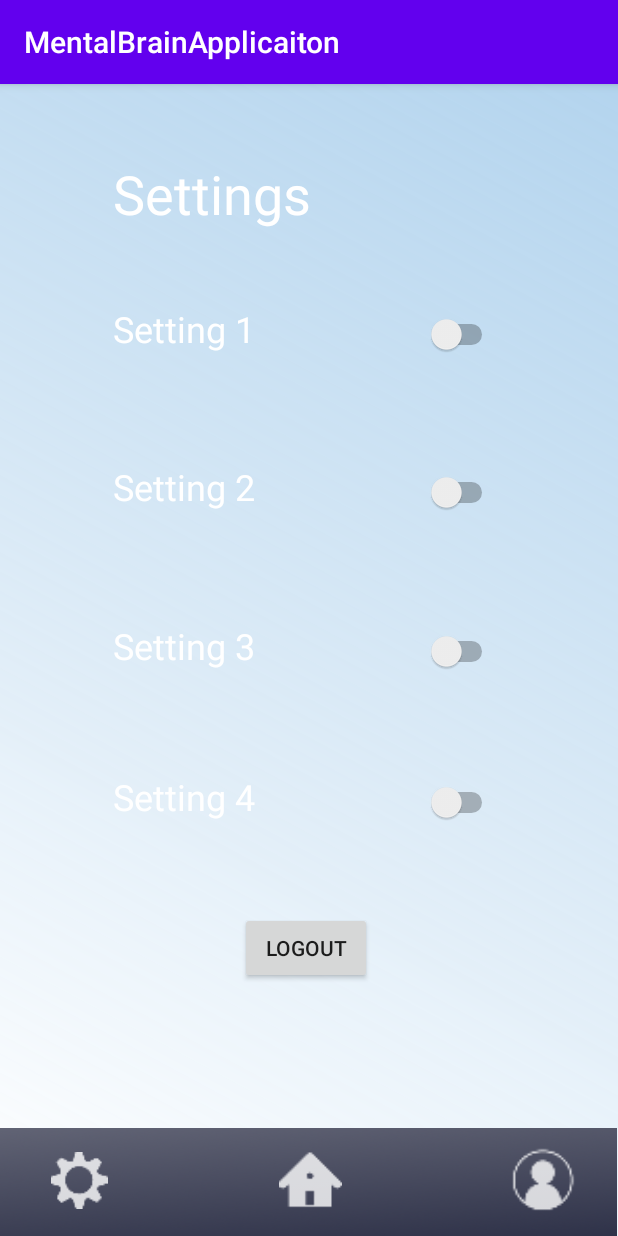
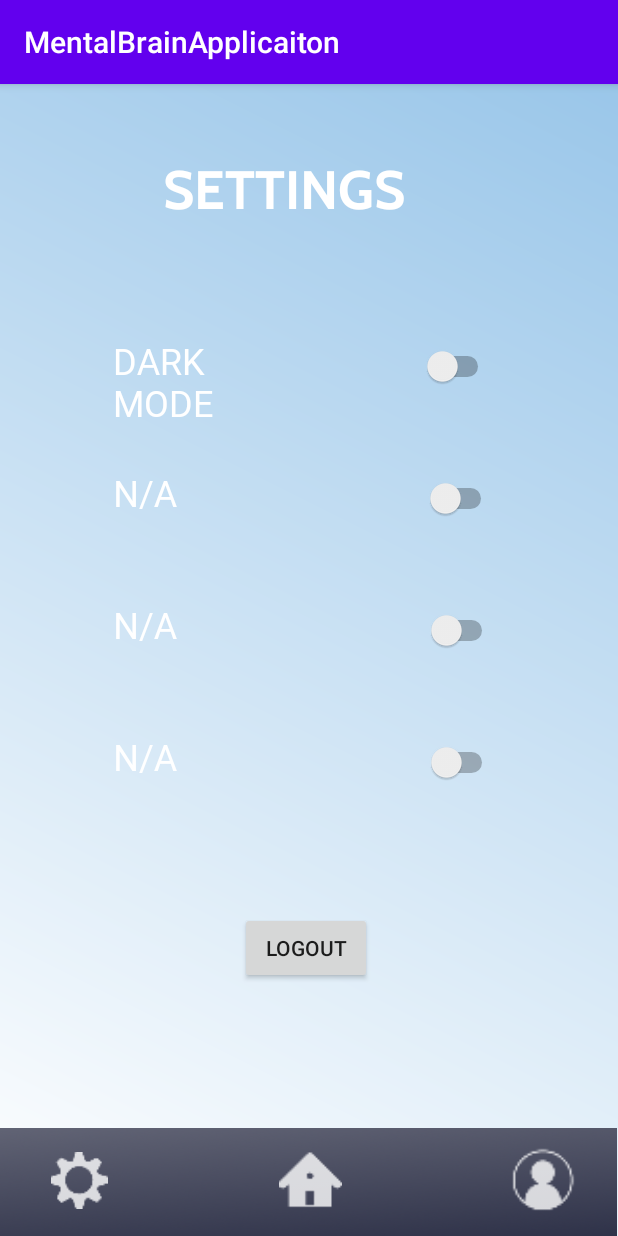
Before and after one commit to 57spvqas/Mobile-App-Group4, an Android app: the Settings screen opened directly, with no data from a screen before it, on a phone screen of 412 x 824 dp. Run offline under Robolectric (Android 15) with nearby library versions, the phone set to English and light mode, and no system bars; our stand-ins replace Firebase (no records; nobody signed in at launch, a user with empty details on screens opened directly); Roboto replaces fonts that are not available here.

Commit message:
Added Dark Mode to Settings
- Dark Mode functionality has been added to the Settings page only

```diff
--- a/MentalBrainApplication1.9/app/src/main/java/com/example/mentalbrainapplicaiton/MainActivity.java
+++ b/MentalBrainApplication1.9/app/src/main/java/com/example/mentalbrainapplicaiton/MainActivity.java
@@ -5,6 +5,7 @@ import androidx.appcompat.app.AppCompatActivity;
 import android.content.Intent;
 import android.os.Bundle;
 import android.view.View;
+import android.widget.TextView;
 
 
 /**
@@ -12,10 +13,13 @@ import android.view.View;
  */
 public class MainActivity extends AppCompatActivity {
 
+
+
     @Override
     protected void onCreate(Bundle savedInstanceState) {
         super.onCreate(savedInstanceState);
         setContentView(R.layout.activity_main);
+
     }
 
     /**
--- a/MentalBrainApplication1.9/app/src/main/java/com/example/mentalbrainapplicaiton/Settings.java
+++ b/MentalBrainApplication1.9/app/src/main/java/com/example/mentalbrainapplicaiton/Settings.java
@@ -1,21 +1,63 @@
 package com.example.mentalbrainapplicaiton;
 
 import androidx.appcompat.app.AppCompatActivity;
+import androidx.core.content.ContextCompat;
 
 import android.content.Intent;
+import android.graphics.Color;
 import android.os.Bundle;
 import android.view.View;
+import android.widget.CompoundButton;
+import android.widget.RelativeLayout;
+import android.widget.Switch;
+import android.widget.TextView;
 import android.widget.Toast;
+import android.widget.ToggleButton;
 
 import com.google.firebase.auth.FirebaseAuth;
 
 public class Settings extends AppCompatActivity {
 
+    static private String darkMode = "false";
+
     @Override
     protected void onCreate(Bundle savedInstanceState) {
         super.onCreate(savedInstanceState);
         setContentView(R.layout.activity_settings);
+
+        final Switch newSwitch = (Switch) findViewById(R.id.switch1);
+        final TextView tv = findViewById(R.id.textView36);
+        final View root = tv.getRootView();
+        //root.setBackgroundColor(Color.parseColor("#000000"));
+        root.setBackground(ContextCompat.getDrawable(getApplicationContext(), R.drawable.gradient));
+
+        newSwitch.setOnClickListener(new View.OnClickListener(){
+
+            public void onClick(View view) {
+
+                if(newSwitch.isChecked()){
+                    darkMode = "true";
+                    root.setBackground(ContextCompat.getDrawable(getApplicationContext(), R.drawable.background));
+
+                }
+                else {
+                    darkMode = "false";
+                   root.setBackground(ContextCompat.getDrawable(getApplicationContext(), R.drawable.gradient));
+
+                }
+
+            }
+        });
     }
+
+    /***
+     * Method to return current setting of "dark mode" switch
+     */
+    static public String getDarkMode()
+    {
+        return darkMode;
+    }
+
 
     /***
      * Method to be used to return to the main menu.  Called the user selects the 'Home' button.
--- a/MentalBrainApplication1.9/app/src/main/res/drawable/gradient.xml
+++ b/MentalBrainApplication1.9/app/src/main/res/drawable/gradient.xml
@@ -4,6 +4,6 @@
     <gradient
         android:startColor="#FFFFFF"
 
-        android:endColor="#B294C3E8"
+        android:endColor="#94C3E8"
         android:angle="45"/>
 </shape>
--- a/MentalBrainApplication1.9/app/src/main/res/layout/activity_settings.xml
+++ b/MentalBrainApplication1.9/app/src/main/res/layout/activity_settings.xml
@@ -4,7 +4,6 @@
     xmlns:tools="http://schemas.android.com/tools"
     android:layout_width="match_parent"
     android:layout_height="match_parent"
-    android:background="@drawable/gradient"
     tools:context=".Settings">
 
     <View
@@ -59,82 +58,82 @@
 
     <TextView
         android:id="@+id/textView10"
-        android:layout_width="125dp"
-        android:layout_height="32dp"
+        android:layout_width="120dp"
+        android:layout_height="0dp"
         android:layout_marginStart="75dp"
         android:layout_marginLeft="75dp"
-        android:layout_marginTop="16dp"
-        android:layout_marginBottom="24dp"
-        android:text="Setting 1"
+        android:fontFamily="@font/cabin_condensed_medium"
+        android:text="@string/dark_mode"
+        android:textAllCaps="true"
         android:textColor="#FFFFFF"
         android:textSize="24sp"
-        app:layout_constraintBottom_toTopOf="@+id/textView22"
+        app:layout_constraintBottom_toTopOf="@+id/textView24"
         app:layout_constraintStart_toStartOf="parent"
         app:layout_constraintTop_toBottomOf="@+id/textView21" />
 
     <TextView
         android:id="@+id/textView22"
         android:layout_width="128dp"
-        android:layout_height="33dp"
+        android:layout_height="0dp"
         android:layout_marginStart="75dp"
         android:layout_marginLeft="75dp"
-        android:layout_marginTop="24dp"
-        android:layout_marginBottom="24dp"
-        android:text="Setting 2"
+        android:fontFamily="@font/cabin_condensed_medium"
+        android:text="@string/na"
+        android:textAllCaps="true"
         android:textColor="#FFFFFF"
         android:textSize="24sp"
-        app:layout_constraintBottom_toTopOf="@+id/textView24"
+        app:layout_constraintBottom_toTopOf="@+id/textView26"
+        app:layout_constraintStart_toStartOf="parent"
+        app:layout_constraintTop_toBottomOf="@+id/textView24" />
+
+    <TextView
+        android:id="@+id/textView24"
+        android:layout_width="128dp"
+        android:layout_height="0dp"
+        android:layout_marginStart="75dp"
+        android:layout_marginLeft="75dp"
+        android:layout_marginEnd="335dp"
+        android:layout_marginRight="335dp"
+        android:fontFamily="@font/cabin_condensed_medium"
+        android:text="@string/na"
+        android:textAllCaps="true"
+        android:textColor="#FFFFFF"
+        android:textSize="24sp"
+        app:layout_constraintBottom_toTopOf="@+id/textView22"
+        app:layout_constraintEnd_toEndOf="parent"
+        app:layout_constraintHorizontal_bias="0.0"
         app:layout_constraintStart_toStartOf="parent"
         app:layout_constraintTop_toBottomOf="@+id/textView10" />
 
     <TextView
-        android:id="@+id/textView24"
+        android:id="@+id/textView26"
         android:layout_width="130dp"
-        android:layout_height="40dp"
+        android:layout_height="0dp"
         android:layout_marginStart="75dp"
         android:layout_marginLeft="75dp"
-        android:layout_marginTop="24dp"
-        android:layout_marginEnd="335dp"
-        android:layout_marginRight="335dp"
-        android:layout_marginBottom="36dp"
-        android:text="Setting 3"
+        android:layout_marginBottom="32dp"
+        android:fontFamily="@font/cabin_condensed_medium"
+        android:text="@string/na"
+        android:textAllCaps="true"
         android:textColor="#FFFFFF"
         android:textSize="24sp"
-        app:layout_constraintBottom_toTopOf="@+id/textView26"
-        app:layout_constraintEnd_toEndOf="parent"
-        app:layout_constraintHorizontal_bias="0.0"
+        app:layout_constraintBottom_toTopOf="@+id/logoutBtn"
         app:layout_constraintStart_toStartOf="parent"
         app:layout_constraintTop_toBottomOf="@+id/textView22" />
 
     <TextView
-        android:id="@+id/textView26"
-        android:layout_width="130dp"
-        android:layout_height="33dp"
-        android:layout_marginStart="75dp"
-        android:layout_marginLeft="75dp"
-        android:layout_marginBottom="60dp"
-        android:text="Setting 4"
-        android:textColor="#FFFFFF"
-        android:textSize="24sp"
-        app:layout_constraintBottom_toTopOf="@+id/logoutBtn"
-        app:layout_constraintStart_toStartOf="parent" />
-
-    <TextView
         android:id="@+id/textView21"
-        android:layout_width="213dp"
-        android:layout_height="49dp"
-        android:layout_marginStart="75dp"
-        android:layout_marginLeft="75dp"
-        android:layout_marginTop="24dp"
-        android:layout_marginEnd="258dp"
-        android:layout_marginRight="258dp"
-        android:layout_marginBottom="8dp"
+        android:layout_width="195dp"
+        android:layout_height="0dp"
+        android:layout_marginTop="48dp"
+        android:layout_marginBottom="32dp"
+        android:fontFamily="@font/cabin_bold"
         android:text="@string/settings"
+        android:textAllCaps="true"
         android:textColor="#FFFFFF"
         android:textSize="36sp"
         app:layout_constraintBottom_toTopOf="@+id/textView10"
         app:layout_constraintEnd_toEndOf="parent"
-        app:layout_constraintHorizontal_bias="0.0"
         app:layout_constraintStart_toStartOf="parent"
         app:layout_constraintTop_toTopOf="parent" />
 
@@ -142,6 +141,7 @@
         android:id="@+id/switch1"
         android:layout_width="wrap_content"
         android:layout_height="wrap_content"
+        android:checked="false"
         app:layout_constraintBaseline_toBaselineOf="@+id/textView10"
         app:layout_constraintEnd_toEndOf="parent"
         app:layout_constraintHorizontal_bias="0.511"
@@ -183,4 +183,13 @@
         android:background="@drawable/settings"
         app:layout_constraintBottom_toBottomOf="parent"
         app:layout_constraintStart_toStartOf="parent" />
+
+    <TextView
+        android:id="@+id/textView36"
+        android:layout_width="wrap_content"
+        android:layout_height="wrap_content"
+        android:layout_marginBottom="24dp"
+        app:layout_constraintBottom_toTopOf="@+id/view8"
+        app:layout_constraintEnd_toEndOf="parent"
+        app:layout_constraintStart_toStartOf="parent" />
 </androidx.constraintlayout.widget.ConstraintLayout>
--- a/MentalBrainApplication1.9/app/src/main/res/values/strings.xml
+++ b/MentalBrainApplication1.9/app/src/main/res/values/strings.xml
@@ -18,6 +18,7 @@
     <string name="problemsolving">Problem-Solving</string>
     <string name="back">Back</string>
     <string name="register_string">Sign up now!</string>
+    <string name="dark_mode">Dark Mode</string>
     <string name="mail">Email address</string>
     <string name="username">Username</string>
     <string name="register_button">Register</string>
@@ -33,6 +34,7 @@
     <string name="email">email</string>
     <string name="logout">Logout</string>
     <string name="TextView_question_number">Question number:</string>
+    <string name="na">n/a</string>
 
 
 
```
